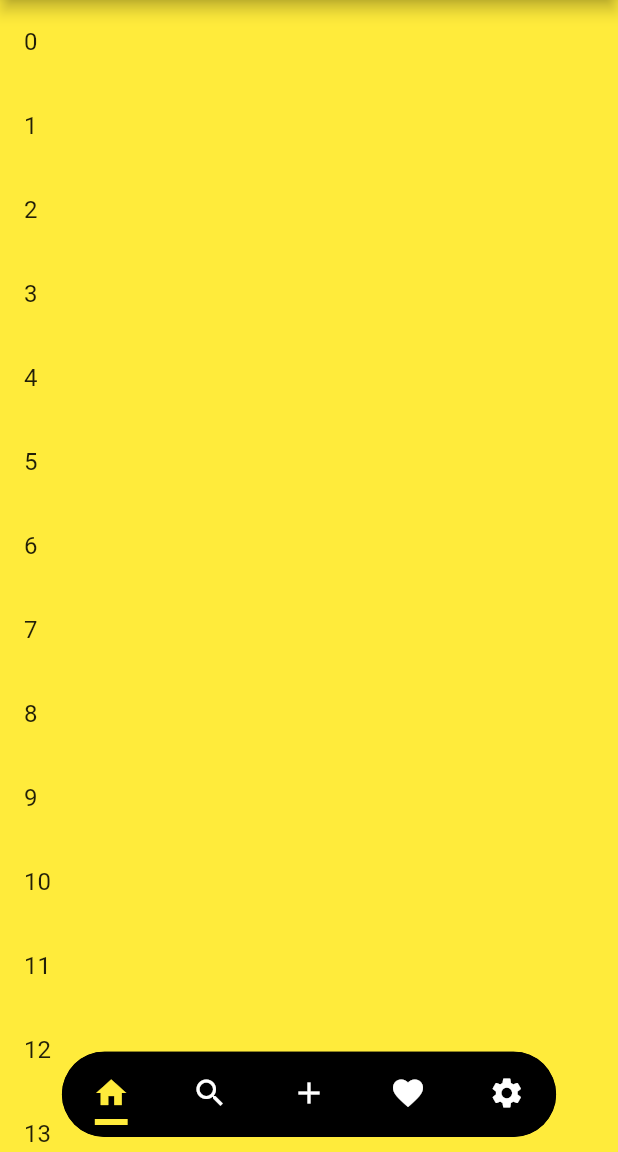
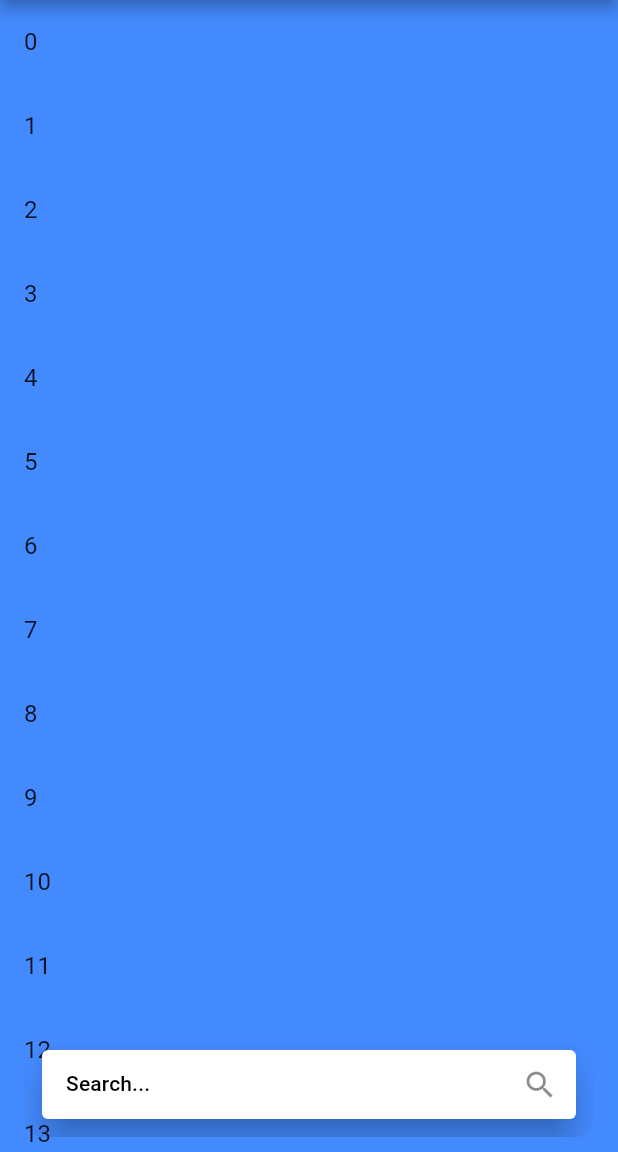
Before and after one commit to codenameakshay/flutter-floating-bottom-bar, a Flutter app: the screen it shows after launch, on a phone screen of 412 x 824 dp, the part 84-1236 px from its top. Run offline on Flutter 3.47's test engine with Material 2 defaults, Android fonts, the phone set to English and light mode, and no system bars.

Commit message:
add search bar example

```diff
--- a/lib/main.dart
+++ b/lib/main.dart
@@ -21,169 +21,56 @@ class MyApp extends StatelessWidget {
   }
 }
 
-class MyHomePage extends StatefulWidget {
+class MyHomePage extends StatelessWidget {
   MyHomePage({Key? key, required this.title}) : super(key: key);
   final String title;
 
   @override
-  _MyHomePageState createState() => _MyHomePageState();
-}
-
-class _MyHomePageState extends State<MyHomePage>
-    with SingleTickerProviderStateMixin {
-  late int currentPage;
-  late TabController tabController;
-  final List<Color> colors = [
-    Colors.yellow,
-    Colors.red,
-    Colors.green,
-    Colors.blue,
-    Colors.pink
-  ];
-
-  @override
-  void initState() {
-    currentPage = 0;
-    tabController = TabController(length: 5, vsync: this);
-    tabController.animation!.addListener(
-      () {
-        final value = tabController.animation!.value.round();
-        if (value != currentPage && mounted) {
-          changePage(value);
-        }
-      },
-    );
-    super.initState();
-  }
-
-  void changePage(int newPage) {
-    setState(() {
-      currentPage = newPage;
-    });
-  }
-
-  @override
-  void dispose() {
-    tabController.dispose();
-    super.dispose();
-  }
-
-  @override
   Widget build(BuildContext context) {
-    final Color unselectedColor = colors[currentPage].computeLuminance() < 0.5
-        ? Colors.black
-        : Colors.white;
     return SafeArea(
       child: Scaffold(
         appBar: AppBar(
-          title: Text(widget.title),
+          title: Text(title),
           backgroundColor: Colors.black,
         ),
         body: BottomBar(
-          child: TabBar(
-            indicatorPadding: const EdgeInsets.fromLTRB(6, 0, 6, 0),
-            controller: tabController,
-            indicator: UnderlineTabIndicator(
-                borderSide: BorderSide(
-                    color: currentPage == 0
-                        ? colors[0]
-                        : currentPage == 1
-                            ? colors[1]
-                            : currentPage == 2
-                                ? colors[2]
-                                : currentPage == 3
-                                    ? colors[3]
-                                    : currentPage == 4
-                                        ? colors[4]
-                                        : unselectedColor,
-                    width: 4),
-                insets: EdgeInsets.fromLTRB(16, 0, 16, 8)),
-            tabs: [
-              SizedBox(
-                height: 55,
-                width: 40,
-                child: Center(
-                    child: Icon(
-                  Icons.home,
-                  color: currentPage == 0 ? colors[0] : unselectedColor,
-                )),
-              ),
-              SizedBox(
-                height: 55,
-                width: 40,
-                child: Center(
-                    child: Icon(
-                  Icons.search,
-                  color: currentPage == 1 ? colors[1] : unselectedColor,
-                )),
-              ),
-              SizedBox(
-                height: 55,
-                width: 40,
-                child: Center(
-                    child: Icon(
-                  Icons.add,
-                  color: currentPage == 2 ? colors[2] : unselectedColor,
-                )),
-              ),
-              SizedBox(
-                height: 55,
-                width: 40,
-                child: Center(
-                    child: Icon(
-                  Icons.favorite,
-                  color: currentPage == 3 ? colors[3] : unselectedColor,
-                )),
-              ),
-              SizedBox(
-                height: 55,
-                width: 40,
-                child: Center(
-                    child: Icon(
-                  Icons.settings,
-                  color: currentPage == 4 ? colors[4] : unselectedColor,
-                )),
-              ),
-            ],
-          ),
-          fit: StackFit.expand,
-          icon: Center(
-            child: IconButton(
-              padding: EdgeInsets.zero,
-              onPressed: null,
-              icon: Icon(
-                Icons.arrow_upward_rounded,
-                color: unselectedColor,
+          child: Padding(
+            padding: const EdgeInsets.all(8.0),
+            child: Card(
+              elevation: 10,
+              child: Container(
+                height: 46,
+                child: TextField(
+                  style: Theme.of(context).textTheme.subtitle2,
+                  maxLines: 1,
+                  minLines: 1,
+                  textCapitalization: TextCapitalization.sentences,
+                  cursorColor: Theme.of(context).accentColor,
+                  decoration: InputDecoration(
+                    suffixIcon: Icon(Icons.search),
+                    contentPadding: const EdgeInsets.all(16),
+                    hintStyle: Theme.of(context).textTheme.subtitle2,
+                    hintText: 'Search...',
+                    border: InputBorder.none,
+                    labelStyle: Theme.of(context).textTheme.subtitle2,
+                  ),
+                ),
               ),
             ),
           ),
-          borderRadius: BorderRadius.circular(500),
-          duration: Duration(seconds: 1),
+          fit: StackFit.expand,
+          borderRadius: BorderRadius.circular(12),
+          duration: Duration(milliseconds: 300),
           curve: Curves.decelerate,
-          showIcon: true,
-          width: MediaQuery.of(context).size.width * 0.8,
-          barColor: colors[currentPage].computeLuminance() > 0.5
-              ? Colors.black
-              : Colors.white,
+          showIcon: false,
+          width: MediaQuery.of(context).size.width - 32,
+          barColor: Colors.transparent,
           start: 2,
           end: 0,
           bottom: 10,
           alignment: Alignment.bottomCenter,
-          iconHeight: 100,
-          iconWidth: 100,
-          reverse: false,
-          hideOnScroll: true,
-          scrollOpposite: false,
-          onBottomBarHidden: () {},
-          onBottomBarShown: () {},
-          body: (context, controller) => TabBarView(
-            controller: tabController,
-            dragStartBehavior: DragStartBehavior.down,
-            physics: const BouncingScrollPhysics(),
-            children: colors
-                .map((e) => InfiniteListPage(controller: controller, color: e))
-                .toList(),
-          ),
+          body: (context, controller) => InfiniteListPage(
+              controller: controller, color: Colors.blueAccent),
         ),
       ),
     );
--- a/packages/floating_bar/lib/src/bottom_bar.dart
+++ b/packages/floating_bar/lib/src/bottom_bar.dart
@@ -108,7 +108,16 @@ class BottomBar extends StatefulWidget {
   const BottomBar({
     required this.body,
     required this.child,
-    required this.icon,
+    this.icon = const Center(
+      child: IconButton(
+        padding: EdgeInsets.zero,
+        onPressed: null,
+        icon: Icon(
+          Icons.arrow_upward_rounded,
+          color: Colors.white,
+        ),
+      ),
+    ),
     this.iconWidth = 40,
     this.iconHeight = 40,
     this.barColor = Colors.black,
```
Also changed, not shown: 1 other file.
